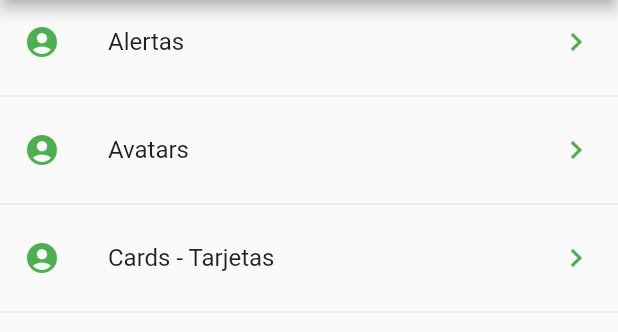
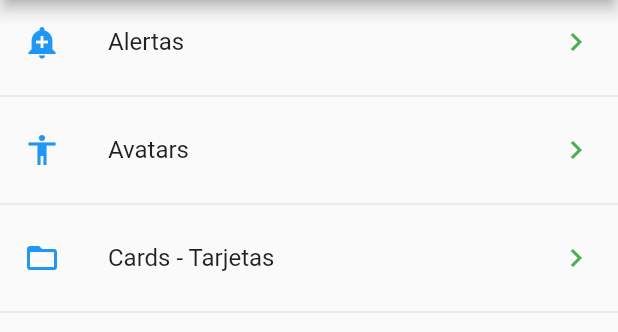
Before and after one commit to HeynerPat/S6PracticaComponentesFlutter, a Flutter app: the screen it shows after launch, on a phone screen of 412 x 824 dp, the part 84-416 px from its top. Run offline on Flutter 3.47's test engine with Material 2 defaults, Android fonts, the phone set to English and light mode, and no system bars.

Commit message:
Utilidades - Obtener iconos por Strings

```diff
--- a/lib/src/pages/home_page.dart
+++ b/lib/src/pages/home_page.dart
@@ -1,4 +1,5 @@
 import 'package:componentes/src/providers/menu_provider.dart';
+import 'package:componentes/src/utils/icono_string_util.dart';
 import 'package:flutter/material.dart';
 
 class HomePage extends StatelessWidget {
@@ -30,10 +31,7 @@ class HomePage extends StatelessWidget {
     data.forEach((opt) {
       final widgetTemp = ListTile(
         title: Text(opt['texto']),
-        leading: Icon(
-          Icons.account_circle,
-          color: Colors.green,
-        ),
+        leading: getIcon(opt['icon']),
         trailing: Icon(
           Icons.keyboard_arrow_right,
           color: Colors.green,
--- /dev/null
+++ b/lib/src/utils/icono_string_util.dart
@@ -0,0 +1,11 @@
+import 'package:flutter/material.dart';
+
+final _icons = <String, IconData>{
+  'add_alert': Icons.add_alert,
+  'accessibility': Icons.accessibility,
+  'folder_open': Icons.folder_open,
+};
+
+Icon getIcon(String nombreIcono) {
+  return Icon(_icons[nombreIcono], color: Colors.blue);
+}
```
